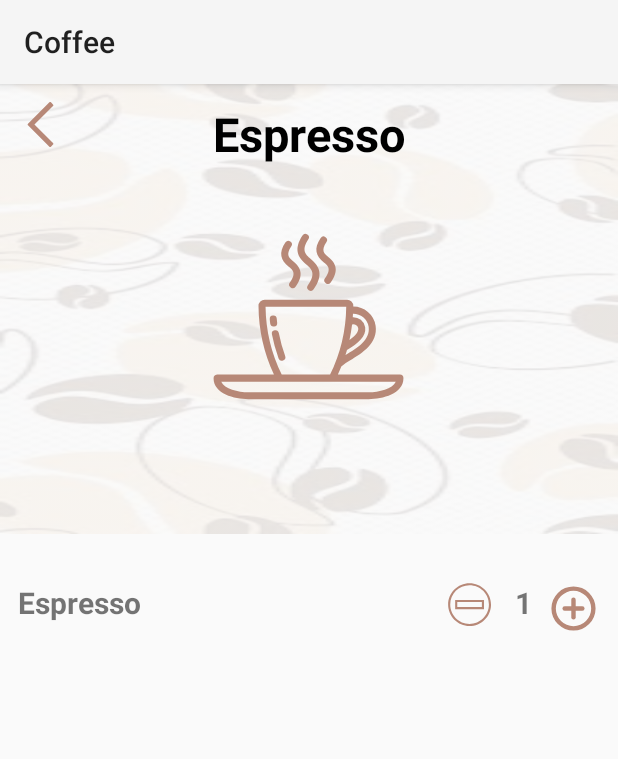
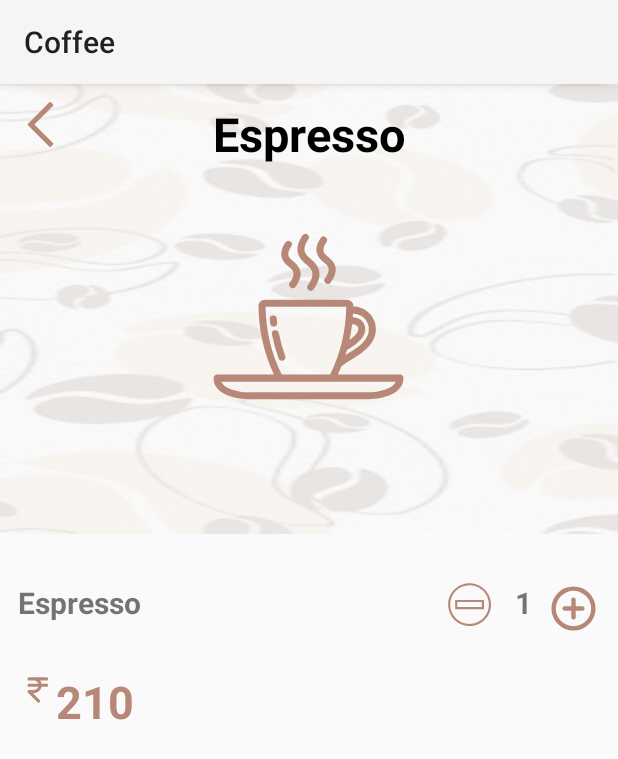
Before and after one commit to ranganarayanan/coffee, an Android app: the Espresso screen opened directly, with no data from a screen before it, on a phone screen of 412 x 824 dp. Shown: the top 759 px of the screen. Run offline under Robolectric (Android 15) with nearby library versions, the phone set to English and light mode, and no system bars.

Commit message:
adding elements

```diff
--- a/app/src/main/res/layout/activity_espresso.xml
+++ b/app/src/main/res/layout/activity_espresso.xml
@@ -45,6 +45,7 @@
         android:layout_below="@+id/background"
         android:layout_marginTop="20dp"
         android:padding="12dp"
+        android:id="@+id/essline"
         >
         <TextView
             android:layout_width="wrap_content"
@@ -74,6 +75,24 @@
             android:layout_height="35dp"
             android:src="@drawable/add"/>
     </LinearLayout>
+    <LinearLayout
+        android:layout_width="match_parent"
+        android:layout_height="wrap_content"
+        android:orientation="horizontal"
+        android:layout_below="@+id/essline"
+        android:padding="12dp">
+        <ImageView
+            android:layout_width="25dp"
+            android:layout_height="25dp"
+            android:src="@drawable/rupee"/>
+        <TextView
+            android:layout_width="wrap_content"
+            android:layout_height="wrap_content"
+            android:text="210"
+            android:textStyle="bold"
+            android:textColor="#b78877"
+            android:textSize="30dp"/>
+    </LinearLayout>
 
 
 
```
